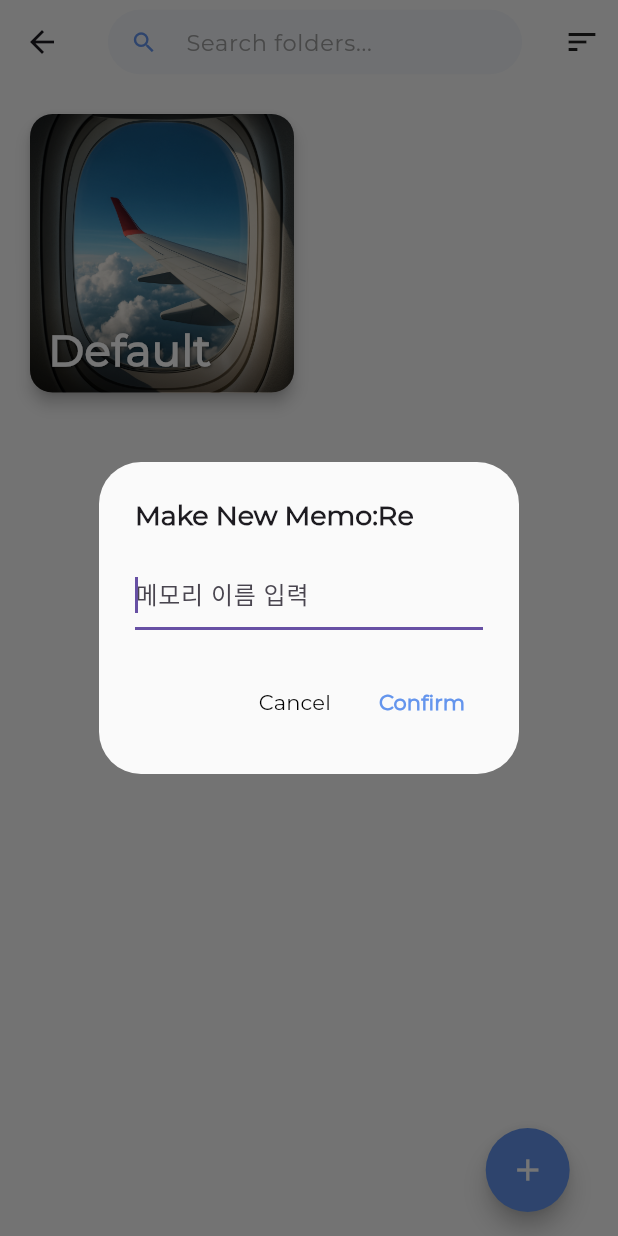
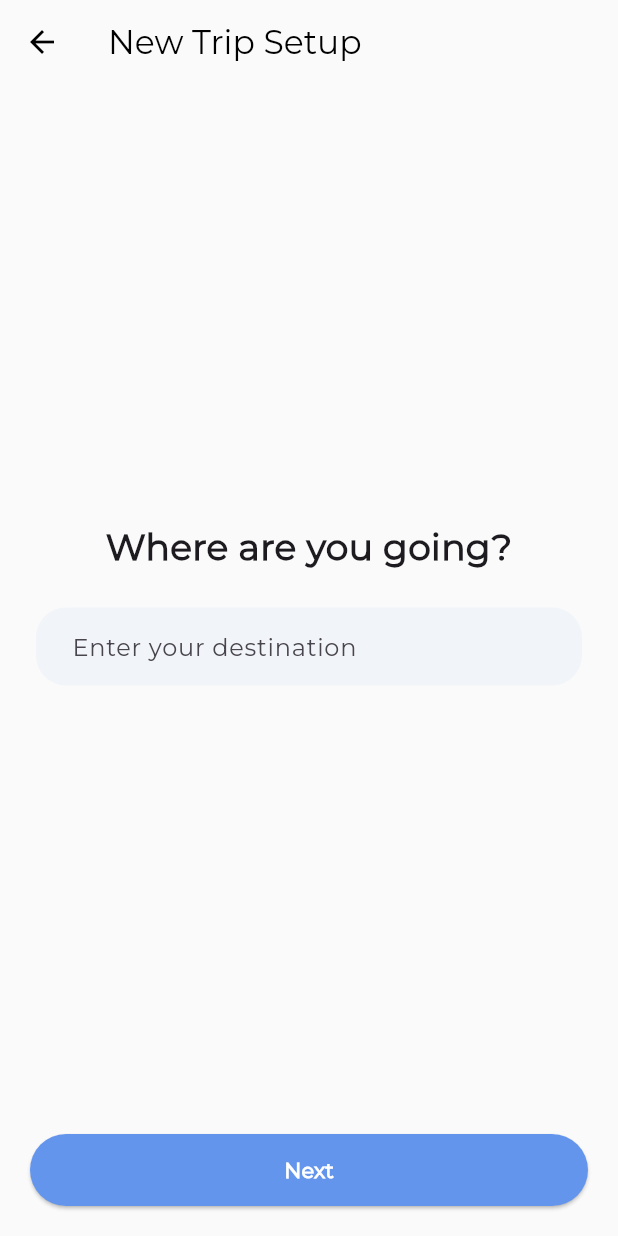
Before and after one commit to alvn84/memoRe, a Flutter app: the Tab1Screen screen opened directly, after a tap on the "add" icon, after a tap on the "create new folder" icon, on a phone screen of 412 x 824 dp. Run offline on Flutter 3.47's test engine with Material 3 defaults, Android fonts, the light colour scheme and no system bars; our stand-ins replace connectivity_plus, flutter_dotenv, image_picker, shared_preferences, smooth_page_indicator, table_calendar and 1 more; missing offline and left inert: flutter_quill, nova_places_api; accounts and stored records are empty.

Commit message:
폴더 생성 구체화
- 폴더 생성화면 생성
- 장소 자동완성 기능 api활용

```diff
--- a/lib/main.dart
+++ b/lib/main.dart
@@ -6,10 +6,10 @@ void main() {
     MaterialApp(
       title: 'Memo:Re',
       theme: ThemeData(
-          fontFamily: 'Montserrat',
+        fontFamily: 'Montserrat',
         scaffoldBackgroundColor: Color(0xFFFAFAFA), // 배경 색상 통일
         // 다른 테마 속성도 같이 설정 가능
-          ),
+      ),
       debugShowCheckedModeBanner: false,
       home: LoginScreen(),
     ),
--- a/lib/offline/screen/home/memo/memo_toolbar.dart
+++ b/lib/offline/screen/home/memo/memo_toolbar.dart
@@ -1,6 +1,7 @@
 // Quill 하단 툴바 담당
 import 'package:flutter/material.dart';
 import 'package:flutter_quill/flutter_quill.dart';
+import 'package:tuple/tuple.dart';
 import 'memo_screen.dart';
 
 class MemoToolbar extends StatelessWidget {
--- /dev/null
+++ b/lib/offline/screen/home/tab1/folder_creation_screen.dart
@@ -0,0 +1,314 @@
+import 'dart:io';
+
+import 'package:flutter/material.dart';
+import 'package:image_picker/image_picker.dart';
+import 'package:intl/intl.dart';
+import '../folder/folder_model.dart';
+import 'package:nova_places_api/nova_places_api.dart';
+import 'package:connectivity_plus/connectivity_plus.dart';
+import 'package:flutter_dotenv/flutter_dotenv.dart';
+
+class NewFolderScreen extends StatefulWidget {
+  const NewFolderScreen({super.key});
+
+
+  @override
+  State<NewFolderScreen> createState() => _NewFolderScreenState();
+}
+
+class _NewFolderScreenState extends State<NewFolderScreen>
+    with TickerProviderStateMixin {
+  int _step = 0;
+  String? _destination;
+  DateTimeRange? _dateRange;
+  String? _title;
+  String? _imagePath;
+  bool _isOnline = true;
+
+  final TextEditingController _destinationController = TextEditingController();
+  final TextEditingController _titleController = TextEditingController();
+
+  final PageController _pageController = PageController();
+
+  // 클래스 내 변수 선언
+  late PlacesApi placesApi;
+  List<PlaceAutocompletePrediction> predictions = [];
+
+  @override
+  void initState() {
+    super.initState();
+    placesApi = PlacesApi(apiKey: '')..setLanguage('en');
+    _checkConnectivity();
+  }
+
+  Future<void> _checkConnectivity() async {
+    final connectivityResult = await Connectivity().checkConnectivity();
+    setState(() {
+      _isOnline = connectivityResult != ConnectivityResult.none;
+    });
+  }
+
+  void _nextStep() {
+    if ((_step == 0 && (_destination == null || _destination!.isEmpty)) ||
+        (_step == 1 && _dateRange == null) ||
+        (_step == 2 && (_title == null || _title!.isEmpty))) {
+      ScaffoldMessenger.of(context).showSnackBar(
+        const SnackBar(
+          content: Text('Please select an option.', style: TextStyle(color: Color(0xFF6495ED), fontWeight: FontWeight.bold)),
+          backgroundColor: Color(0xFFF1F4F8),
+          behavior: SnackBarBehavior.floating,
+        ),
+      );
+      return;
+    }
+    if (_step < 3) {
+      setState(() {
+        _step++;
+        _pageController.nextPage(
+          duration: const Duration(milliseconds: 300),
+          curve: Curves.easeInOut,
+        );
+      });
+    } else {
+      _submit();
+    }
+  }
+
+  void _prevStep() {
+    if (_step > 0) {
+      setState(() {
+        _step--;
+        _pageController.previousPage(
+          duration: const Duration(milliseconds: 300),
+          curve: Curves.easeInOut,
+        );
+      });
+    }
+  }
+
+  void _submit() {
+    if (_destination != null && _dateRange != null && _title != null) {
+      final folder = Folder(
+        name: _title!,
+        color: const Color(0xFF6495ED),
+        icon: Icons.folder,
+        createdAt: DateTime.now(),
+        imagePath: _imagePath,
+      );
+      Navigator.pop(context, folder);
+    }
+  }
+
+  Future<void> _pickImage() async {
+    final picker = ImagePicker();
+    final pickedFile = await picker.pickImage(source: ImageSource.gallery);
+    if (pickedFile != null) {
+      setState(() => _imagePath = pickedFile.path);
+    }
+  }
+
+  List<Widget> _buildSteps() {
+    return [
+      Column(
+        mainAxisSize: MainAxisSize.min,
+        children: [
+          const Text(
+            "Where are you going?",
+            style: TextStyle(fontSize: 24, fontWeight: FontWeight.bold),
+          ),
+          const SizedBox(height: 24),
+          TextField(
+            controller: _destinationController,
+            decoration: InputDecoration(
+              hintText: "Enter your destination",
+              filled: true,
+              fillColor: const Color(0xFFF1F4F8),
+              border: OutlineInputBorder(
+                borderRadius: BorderRadius.circular(20),
+                borderSide: BorderSide.none,
+              ),
+              contentPadding: const EdgeInsets.symmetric(horizontal: 20, vertical: 14),
+            ),
+            onChanged: (val) async {
+              setState(() {
+                _destination = val;
+              });
+
+              if (_isOnline && val.isNotEmpty) {
+                final response = await placesApi.placeAutocomplete(input: val);
+                if (response.isSuccess && response.predictions != null) {
+                  setState(() {
+                    predictions = response.predictions!;
+                  });
+                }
+              } else {
+                setState(() {
+                  predictions = [];
+                });
+              }
+            },
+          ),
+          const SizedBox(height: 8),
+          if (predictions.isNotEmpty)
+            Container(
+              margin: const EdgeInsets.symmetric(horizontal: 4),
+              padding: const EdgeInsets.symmetric(vertical: 4),
+              decoration: BoxDecoration(
+                color: Colors.white,
+                borderRadius: BorderRadius.circular(12),
+                boxShadow: const [
+                  BoxShadow(
+                    color: Colors.black12,
+                    blurRadius: 6,
+                    offset: Offset(0, 2),
+                  ),
+                ],
+              ),
+              constraints: const BoxConstraints(maxHeight: 180),
+              child: ListView.separated(
+                shrinkWrap: true,
+                itemCount: predictions.length,
+                separatorBuilder: (context, index) => const Divider(height: 1),
+                itemBuilder: (context, index) {
+                  final prediction = predictions[index];
+                  return ListTile(
+                    title: Text(
+                      prediction.description ?? '',
+                      style: const TextStyle(fontSize: 14),
+                    ),
+                    onTap: () {
+                      _destinationController.text = prediction.description ?? '';
+                      _destination = prediction.description;
+                      setState(() => predictions = []);
+                    },
+                  );
+                },
+              ),
+            ),
+        ],
+      ),
+      Column(
+        mainAxisSize: MainAxisSize.min,
+        children: [
+          const Text("When is your trip?", style: TextStyle(fontSize: 24, fontWeight: FontWeight.bold)),
+          const SizedBox(height: 24),
+          TextButton(
+            onPressed: () async {
+              final now = DateTime.now();
+              final picked = await showDateRangePicker(
+                context: context,
+                firstDate: DateTime(now.year - 1),
+                lastDate: DateTime(now.year + 2),
+              );
+              if (picked != null) {
+                setState(() => _dateRange = picked);
+              }
+            },
+            child: Text(
+              _dateRange == null
+                  ? "Select travel period"
+                  : "${DateFormat('yMMMd').format(_dateRange!.start)} - ${DateFormat('yMMMd').format(_dateRange!.end)}",
+              style: const TextStyle(fontSize: 20, color: Color(0xFF6495ED), fontWeight: FontWeight.bold),
+            ),
+          )
+        ],
+      ),
+      Column(
+        mainAxisSize: MainAxisSize.min,
+        children: [
+          const Text("What would you like to name this trip?", style: TextStyle(fontSize: 24, fontWeight: FontWeight.bold)),
+          const SizedBox(height: 24),
+          TextField(
+            controller: _titleController,
+            decoration: InputDecoration(
+              hintText: "Enter a title",
+              filled: true,
+              fillColor: Color(0xFFF1F4F8),
+              border: OutlineInputBorder(borderRadius: BorderRadius.circular(20), borderSide: BorderSide.none),
+            ),
+            onChanged: (val) => _title = val,
+          ),
+        ],
+      ),
+      Column(
+        mainAxisSize: MainAxisSize.min,
+        children: [
+          const Text("Choose a background image", style: TextStyle(fontSize: 24, fontWeight: FontWeight.bold)),
+          const SizedBox(height: 24),
+          ElevatedButton.icon(
+            onPressed: _pickImage,
+            icon: const Icon(Icons.image, color: Colors.white),
+            label: const Text("Select Image", style: TextStyle(color: Colors.white, fontWeight: FontWeight.bold)),
+            style: ElevatedButton.styleFrom(
+              backgroundColor: const Color(0xFF6495ED),
+              shape: RoundedRectangleBorder(
+                borderRadius: BorderRadius.circular(20),
+              ),
+            ),
+          ),
+          if (_imagePath != null) ...[
+            const SizedBox(height: 20),
+            ClipRRect(
+              borderRadius: BorderRadius.circular(12),
+              child: Image.file(
+                File(_imagePath!),
+                width: 200,
+                height: 120,
+                fit: BoxFit.cover,
+              ),
+            ),
+          ]
+        ],
+      )
+    ];
+  }
+
+  @override
+  Widget build(BuildContext context) {
+    return Scaffold(
+      backgroundColor: const Color(0xFFFAFAFA),
+      appBar: AppBar(
+        title: const Text("New Trip Setup", style: TextStyle(color: Colors.black)),
+        backgroundColor: Colors.transparent,
+        elevation: 0,
+        iconTheme: const IconThemeData(color: Colors.black),
+      ),
+      body: PageView(
+        controller: _pageController,
+        physics: const NeverScrollableScrollPhysics(),
+        children: _buildSteps().map((step) => Center(child: Padding(padding: const EdgeInsets.all(24.0), child: step))).toList(),
+      ),
+      bottomNavigationBar: Padding(
+        padding: const EdgeInsets.fromLTRB(20, 0, 20, 20),
+        child: Row(
+          children: [
+            if (_step > 0)
+              Expanded(
+                child: ElevatedButton(
+                  onPressed: _prevStep,
+                  style: ElevatedButton.styleFrom(
+                    backgroundColor: Colors.grey.shade300,
+                    shape: RoundedRectangleBorder(borderRadius: BorderRadius.circular(20)),
+                  ),
+                  child: const Text('Back', style: TextStyle(color: Colors.black)),
+                ),
+              ),
+            if (_step > 0) const SizedBox(width: 10),
+            Expanded(
+              child: ElevatedButton(
+                style: ElevatedButton.styleFrom(
+                  backgroundColor: const Color(0xFF6495ED),
+                  padding: const EdgeInsets.symmetric(vertical: 14),
+                  shape: RoundedRectangleBorder(borderRadius: BorderRadius.circular(30)),
+                ),
+                onPressed: _nextStep,
+                child: Text(_step < 3 ? "Next" : "Create Folder",
+                    style: const TextStyle(color: Colors.white, fontWeight: FontWeight.bold)),
+              ),
+            ),
+          ],
+        ),
+      ),
+    );
+  }
+}
--- a/lib/offline/screen/home/tab1/tab1_screen.dart
+++ b/lib/offline/screen/home/tab1/tab1_screen.dart
@@ -14,6 +14,7 @@ import 'dart:io';
 import 'folder_grid.dart';
 import 'folder_toolbar.dart';
 import 'folder_option_sheet.dart';
+import 'folder_creation_screen.dart';
 
 class Tab1Screen extends StatefulWidget {
   const Tab1Screen({super.key});
@@ -440,11 +441,25 @@ class _Tab1ScreenState extends State<Tab1Screen> {
                       mini: true,
                       shape: const CircleBorder(),
                       backgroundColor: Color(0xFF6495ED),
-                      onPressed: () {
+                      onPressed: () async {
                         setState(() {
                           _isFabExpanded = false;
                         });
-                        _addNewFolder();
+                        // 새로운 화면으로 이동
+                        final result = await Navigator.push(
+                          context,
+                          MaterialPageRoute(
+                            builder: (_) => const NewFolderScreen(),
+                          ),
+                        );
+
+                        // ✅ result가 null이 아니고 Folder 타입이면 추가
+                        if (result != null && result is Folder) {
+                          setState(() {
+                            folders.add(result);
+                          });
+                          _saveFolders();
+                        }
                       },
                       child: const Icon(Icons.create_new_folder,
                           color: Color(0xFFFAFAFA)),
--- a/pubspec.yaml
+++ b/pubspec.yaml
@@ -37,6 +37,11 @@ dependencies:
     sdk: flutter
   table_calendar: ^3.0.9
   smooth_page_indicator: ^1.1.0
+  flutter_dotenv: ^5.0.2
+  nova_places_api: ^2.0.0
+  tuple: ^2.0.1
+  connectivity_plus: ^5.0.2
+
 
   # The following adds the Cupertino Icons font to your application.
   # Use with the CupertinoIcons class for iOS style icons.
```
Also changed, not shown: pubspec.lock, 4 other files.
